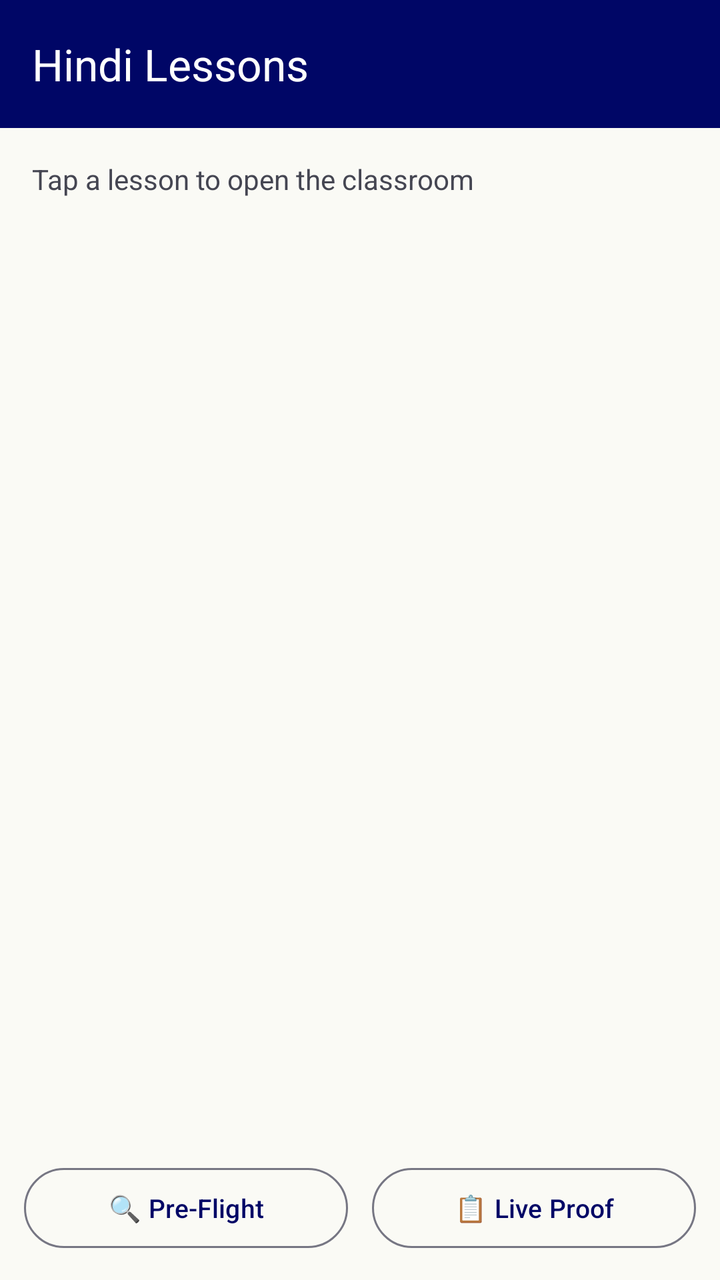
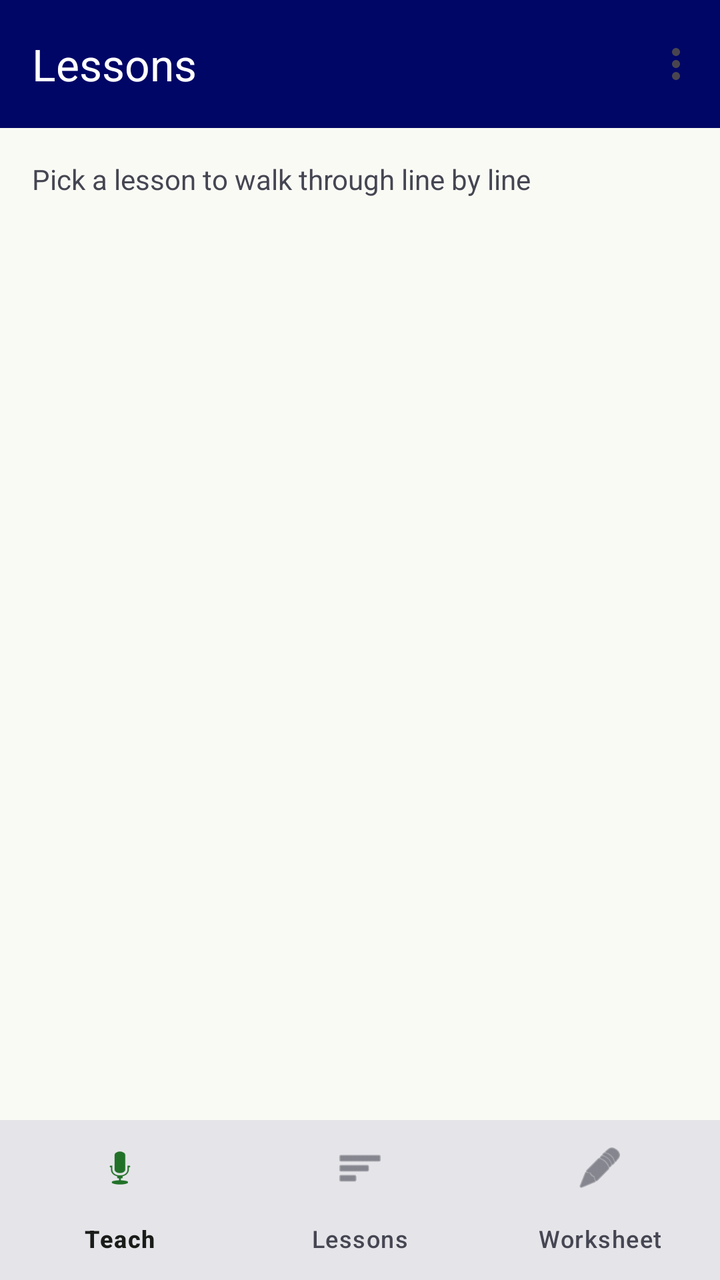

Screens rendered from an Android XML layout before and after an edit, with the pre-edit source and the edit as a unified diff.
<!-- AndroidManifest.xml: application theme Theme.OlSaathi -->
<!-- res/layout/activity_lesson_list.xml -->
<?xml version="1.0" encoding="utf-8"?>
<LinearLayout xmlns:android="http://schemas.android.com/apk/res/android"
    xmlns:app="http://schemas.android.com/apk/res-auto"
    android:layout_width="match_parent"
    android:layout_height="match_parent"
    android:orientation="vertical"
    android:background="@color/md_theme_background">

    <com.google.android.material.appbar.MaterialToolbar
        android:id="@+id/toolbar"
        android:layout_width="match_parent"
        android:layout_height="?attr/actionBarSize"
        android:background="@color/md_theme_primary"
        app:title="@string/lessons_title"
        app:titleTextColor="@color/md_theme_onPrimary" />

    <TextView
        android:layout_width="match_parent"
        android:layout_height="wrap_content"
        android:text="@string/tap_lesson"
        android:textColor="@color/md_theme_onSurfaceVariant"
        android:padding="16dp"
        android:textSize="14sp" />

    <androidx.recyclerview.widget.RecyclerView
        android:id="@+id/recyclerLessons"
        android:layout_width="match_parent"
        android:layout_height="0dp"
        android:layout_weight="1"
        android:padding="8dp"
        android:clipToPadding="false" />

    
    <LinearLayout
        android:layout_width="match_parent"
        android:layout_height="wrap_content"
        android:orientation="horizontal"
        android:paddingHorizontal="12dp"
        android:paddingBottom="12dp">

        <com.google.android.material.button.MaterialButton
            android:id="@+id/btnPreflight"
            android:layout_width="0dp"
            android:layout_height="48dp"
            android:layout_weight="1"
            android:layout_marginEnd="6dp"
            android:text="🔍 Pre-Flight"
            android:textSize="13sp"
            style="@style/Widget.Material3.Button.OutlinedButton" />

        <com.google.android.material.button.MaterialButton
            android:id="@+id/btnProof"
            android:layout_width="0dp"
            android:layout_height="48dp"
            android:layout_weight="1"
            android:layout_marginStart="6dp"
            android:text="📋 Live Proof"
            android:textSize="13sp"
            style="@style/Widget.Material3.Button.OutlinedButton" />

    </LinearLayout>

</LinearLayout>
<!-- resources referenced by this layout -->
<resources>
  <color name="md_theme_background">#FAFAF5</color>
  <color name="md_theme_onPrimary">#FFFFFF</color>
  <color name="md_theme_onSurfaceVariant">#454652</color>
  <color name="md_theme_primary">#000666</color>
  <string name="lessons_title">Hindi Lessons</string>
  <string name="tap_lesson">Tap a lesson to open the classroom</string>
  <color name="md_theme_primaryContainer">#1A237E</color>
  <color name="md_theme_onPrimaryContainer">#8690EE</color>
  <color name="md_theme_inversePrimary">#BDC2FF</color>
  <color name="md_theme_secondary">#1B6D24</color>
  <color name="md_theme_onSecondary">#FFFFFF</color>
  <color name="md_theme_secondaryContainer">#A0F399</color>
  <color name="md_theme_onSecondaryContainer">#217128</color>
  <color name="md_theme_tertiary">#3A0800</color>
  <color name="md_theme_onTertiary">#FFFFFF</color>
  <color name="md_theme_tertiaryContainer">#5F1300</color>
  <color name="md_theme_onTertiaryContainer">#FF663C</color>
  <color name="md_theme_error">#BA1A1A</color>
  <color name="md_theme_onError">#FFFFFF</color>
  <color name="md_theme_errorContainer">#FFDAD6</color>
  <color name="md_theme_onErrorContainer">#93000A</color>
  <color name="md_theme_onBackground">#1A1C19</color>
  <color name="md_theme_surface">#FAFAF5</color>
  <color name="md_theme_onSurface">#1A1C19</color>
  <color name="md_theme_surfaceVariant">#E3E3DE</color>
  <color name="md_theme_surfaceDim">#DADAD5</color>
  <color name="md_theme_surfaceBright">#FAFAF5</color>
  <color name="md_theme_surfaceContainerLowest">#FFFFFF</color>
  <color name="md_theme_surfaceContainerLow">#F4F4EF</color>
  <color name="md_theme_surfaceContainer">#EEEEE9</color>
  <color name="md_theme_surfaceContainerHigh">#E8E8E3</color>
  <color name="md_theme_surfaceContainerHighest">#E3E3DE</color>
  <color name="md_theme_inverseSurface">#2F312E</color>
  <color name="md_theme_inverseOnSurface">#F1F1EC</color>
  <color name="md_theme_outline">#767683</color>
  <color name="md_theme_outlineVariant">#C6C5D4</color>
  <!-- unchanged entries left out for length: 1 -->
</resources>

<!-- the commit's change to res/layout/activity_lesson_list.xml (unified diff, before → after) -->
@@ -11,8 +11,9 @@
         android:layout_width="match_parent"
         android:layout_height="?attr/actionBarSize"
         android:background="@color/md_theme_primary"
-        app:title="@string/lessons_title"
-        app:titleTextColor="@color/md_theme_onPrimary" />
+        app:title="Lessons"
+        app:titleTextColor="@color/md_theme_onPrimary"
+        app:menu="@menu/overflow_menu" />
 
     <TextView
         android:layout_width="match_parent"
@@ -31,33 +32,12 @@
         android:clipToPadding="false" />
 
     
-    <LinearLayout
+    <com.google.android.material.bottomnavigation.BottomNavigationView
+        android:id="@+id/bottomNav"
         android:layout_width="match_parent"
         android:layout_height="wrap_content"
-        android:orientation="horizontal"
-        android:paddingHorizontal="12dp"
-        android:paddingBottom="12dp">
-
-        <com.google.android.material.button.MaterialButton
-            android:id="@+id/btnPreflight"
-            android:layout_width="0dp"
-            android:layout_height="48dp"
-            android:layout_weight="1"
-            android:layout_marginEnd="6dp"
-            android:text="🔍 Pre-Flight"
-            android:textSize="13sp"
-            style="@style/Widget.Material3.Button.OutlinedButton" />
-
-        <com.google.android.material.button.MaterialButton
-            android:id="@+id/btnProof"
-            android:layout_width="0dp"
-            android:layout_height="48dp"
-            android:layout_weight="1"
-            android:layout_marginStart="6dp"
-            android:text="📋 Live Proof"
-            android:textSize="13sp"
-            style="@style/Widget.Material3.Button.OutlinedButton" />
-
-    </LinearLayout>
+        android:background="@color/md_theme_surface"
+        app:menu="@menu/bottom_nav_menu"
+        app:labelVisibilityMode="labeled" />
 
 </LinearLayout>
<!-- resource entries referenced after the edit -->
@@ -4,8 +4,7 @@
   <color name="md_theme_onPrimary">#FFFFFF</color>
   <color name="md_theme_onSurfaceVariant">#454652</color>
   <color name="md_theme_primary">#000666</color>
-  <string name="lessons_title">Hindi Lessons</string>
-  <string name="tap_lesson">Tap a lesson to open the classroom</string>
+  <string name="tap_lesson">Pick a lesson to walk through line by line</string>
   <color name="md_theme_primaryContainer">#1A237E</color>
   <color name="md_theme_onPrimaryContainer">#8690EE</color>
   <color name="md_theme_inversePrimary">#BDC2FF</color>
